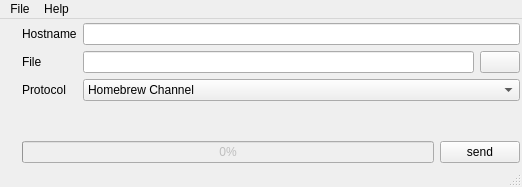
Before: the Qt Designer form ui/mainwindow.ui in dev-0x7C6/qwiiload, drawn with Qt 5.
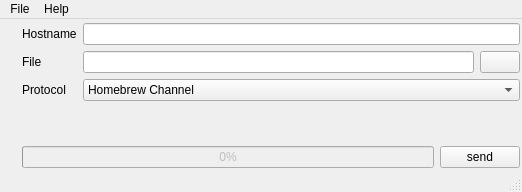
After: the same form once the commit is applied. Icons and pictures are not drawn.

What changed in the file:
```diff
--- a/ui/mainwindow.ui
+++ b/ui/mainwindow.ui
@@ -7,7 +7,7 @@
     <x>0</x>
     <y>0</y>
     <width>522</width>
-    <height>187</height>
+    <height>192</height>
    </rect>
   </property>
   <property name="windowTitle">
```
Left out of the diff: 5 changed lines with no effect on the pictures.
